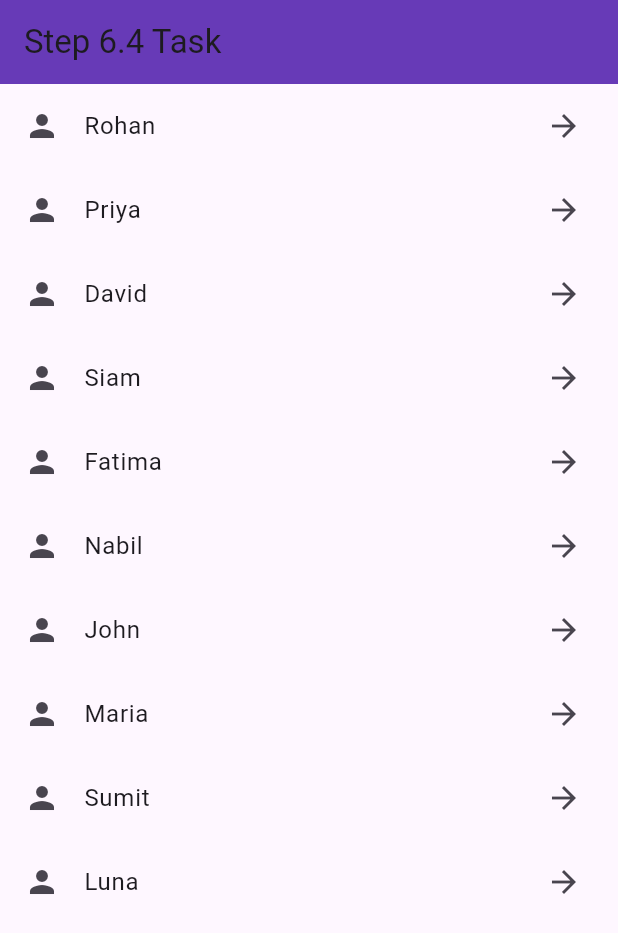
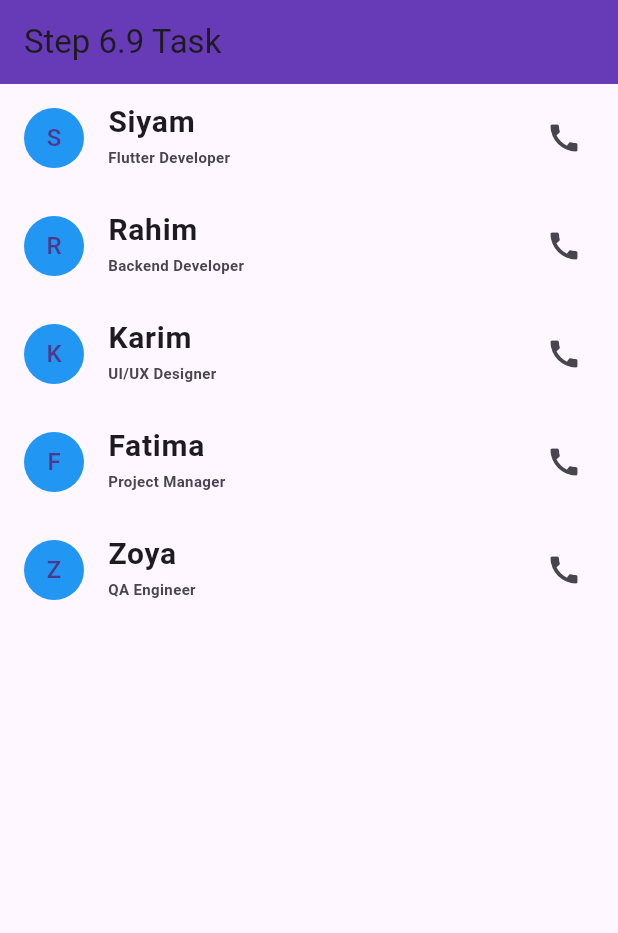
Before and after one commit to SaidurRahman1004/FlutterPractise1, a Flutter app: the screen it shows after launch, on a phone screen of 412 x 824 dp. Shown: the top 933 px of the screen. Run offline on Flutter 3.47's test engine with Material 3 defaults, Android fonts, the phone set to English and light mode, and no system bars.

Commit message:
commit 3

```diff
--- a/lib/main.dart
+++ b/lib/main.dart
@@ -19,8 +19,8 @@ import 'GminiPractise.dart';
 void main(){
   runApp( MaterialApp(
     home: practisePage(),
-  ));  //listExample  //MyApp  //practisePage  //Practiseg2 //ExampleOfAllList //GminiPractise
-}
+  ));  //listExample  //MyApp  //practisePage  //Practiseg2 //ExampleOfAllList //GminiPractise  //CounterWidget
+ }
 ///এখানে ২ টি ক্লাস MyApp,HomeActivity !MyApp ক্লাসে HomeActivity কে home: এ ডিফাইন করা হয়েছে যা এপ চালু হলে প্রাথমিক স্ক্রিন হিসেবে দেখাবে!
 class MyApp extends StatelessWidget{
   const MyApp({super.key});
--- a/lib/practisePage.dart
+++ b/lib/practisePage.dart
@@ -233,7 +233,58 @@ class practisePage extends StatelessWidget {
 
  */
 
+//Task 6.8: Ans : GridView Layout in Flutter
+/*
+
+
+class practisePage extends StatelessWidget{
+  snkMass(msg,context){
+    return ScaffoldMessenger.of(context).showSnackBar(SnackBar(content: Text(msg)));
+
+  }
+  var NameList = ['Abir Ahmed', 'Tasnim Chowdhury', 'Saiful Islam', 'Farhana Akter', 'Imran Hossain', 'Sumaiya Jannat', 'Mehedi Hasan', 'Jannatul Ferdous', 'Rakibul Sheikh', 'Alina Rahman'];
+  @override
+  Widget build(BuildContext context) {
+    return MaterialApp(
+      home: Scaffold(
+        appBar: AppBar(title: Text("List Example"),),
+        body: GridView.builder(
+          gridDelegate: SliverGridDelegateWithFixedCrossAxisCount(
+            crossAxisCount: 3,
+            crossAxisSpacing: 1,
+            mainAxisSpacing: 1),
+            itemCount: NameList.length,
+            itemBuilder: (context,index){
+              return GestureDetector(
+                onTap: (){
+                  print("This is ${NameList[index]}");
+                  snkMass(NameList[index],context);    //snack bar ও সো করালাম
+                },
+                child: Container(
+                  margin: EdgeInsets.all(10),
+                  alignment: Alignment.center,
+                  width: double.infinity,
+                  height: 150,
+                  color: Colors.amber,
+                  child: Text(NameList[index]),
+
+                ),
+              );
+
+
+
+            },),
+      ),
+    );
+  }
+
+}
+
+ */
+
 //🎯 Task 6.7 ListView, ListTile, ListView.builder
+/*
+
 class practisePage extends StatelessWidget {
   var name = ["Rohan", "Priya", "David", "Siam", "Fatima", "Nabil", "John", "Maria", "Sumit", "Luna"];
   @override
@@ -261,3 +312,51 @@ class practisePage extends StatelessWidget {
     );
   }
 }
+
+
+ */
+//Task 6.9: ListTile Customization + Leading, Trailing, Subtitle
+class practisePage extends StatelessWidget {
+  var nameOccu = [
+    {"name": "Siyam", "subtitle": "Flutter Developer"},
+    {"name": "Rahim", "subtitle": "Backend Developer"},
+    {"name": "Karim", "subtitle": "UI/UX Designer"},
+    {"name": "Fatima", "subtitle": "Project Manager"},
+    {"name": "Zoya", "subtitle": "QA Engineer"},
+  ];
+
+  mysnk(msg,context){
+    return ScaffoldMessenger.of(context).showSnackBar(SnackBar(content: Text(msg)));
+  }
+  @override
+  Widget build(BuildContext context) {
+    return Scaffold(
+      appBar: AppBar(
+        title: Text("Step 6.9 Task"),
+        backgroundColor: Colors.deepPurple,
+      ),
+      body: ListView.builder(
+        itemCount: nameOccu.length,
+        itemBuilder: (context,index){
+          var intro = nameOccu[index];   //nameOccu কে intro ভ্যারিয়েবলে রাখা হয়েছে!
+          return ListTile(
+            leading: CircleAvatar(
+              backgroundColor: Colors.blue,
+              child: Text(intro["name"]![0]), // nameOccu এর name এর প্রথম অক্ষর ধরবে যেমন Siyam এর S
+            ),
+            title: Text(intro["name"]!,style: TextStyle(fontSize: 20,fontWeight: FontWeight.bold),), // name সো করবে nameOccu lisT থেকে!
+            subtitle: Text(intro["subtitle"]!,style: TextStyle(fontSize: 10,fontWeight: FontWeight.bold),),
+            trailing: Icon(Icons.call),
+            onTap: (){
+              print("This is ${intro["name"]}");
+            },
+            onLongPress: (){   //চাপ দিয়ে ধরলে
+              mysnk("${intro["name"]} is selected ${intro["subtitle"]}",context);
+            },
+          );
+
+        },
+      ),
+    );
+  }
+}
```
Also changed, not shown: lib/StatefulWidgetExampleGmini.dart (added, +45 -0 lines).
